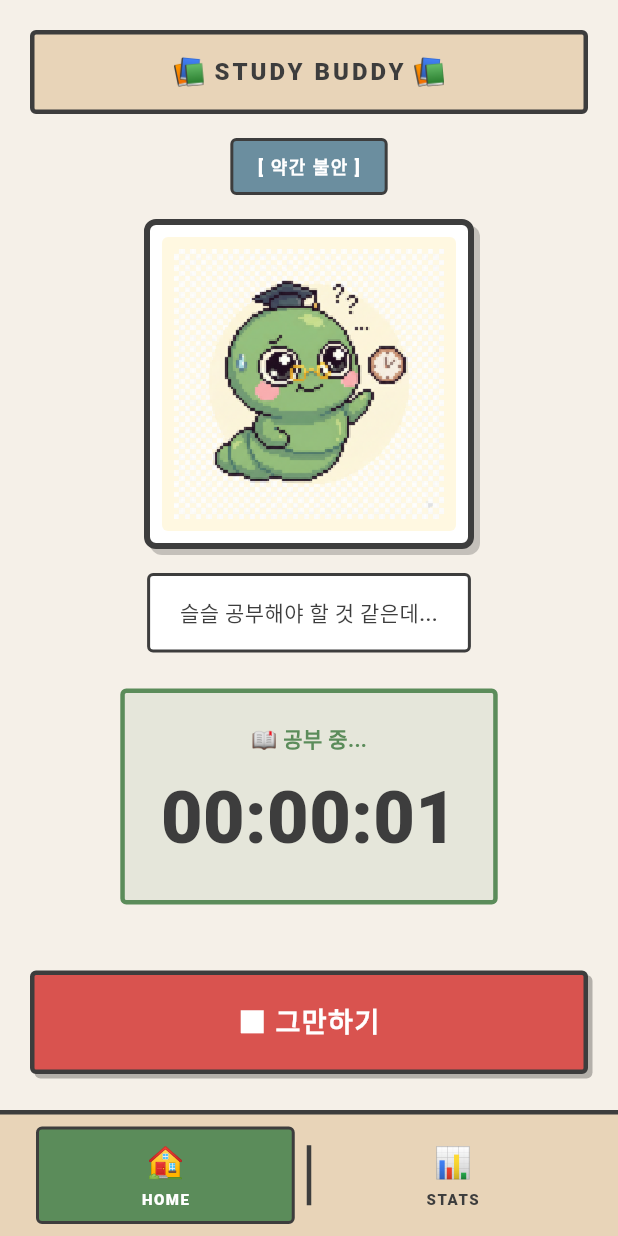
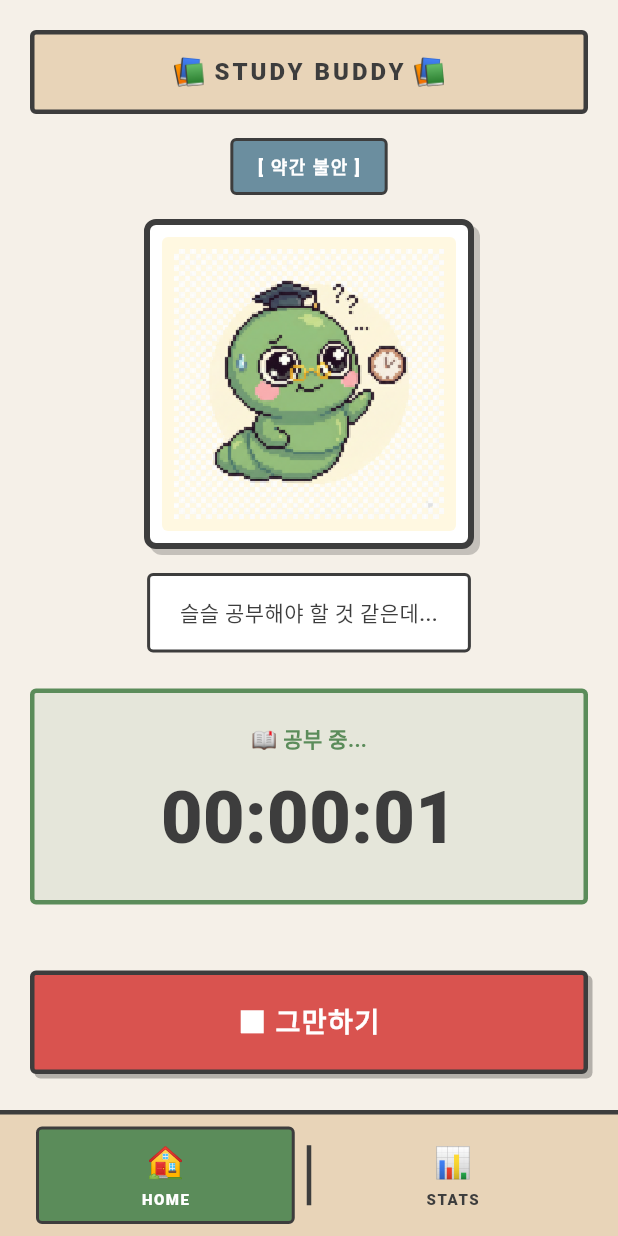
Before and after one commit to minpeter/bulgongsa, a Flutter app: the screen it shows after launch, after a tap on "▶ 공부 시작!", on a phone screen of 412 x 824 dp. Run offline on Flutter 3.47's test engine with Material 3 defaults, Android fonts, the phone set to English and light mode, and no system bars; our stand-ins replace fl_chart, shared_preferences.

Commit message:
Refactor HomeScreen layout for improved UI consistency
- Updated HomeScreen to use Center widgets for better alignment of timer and button components.
- Added maxWidth constraints to containers for improved responsiveness on different screen sizes.
- Enhanced overall layout structure for clarity and maintainability.

```diff
--- a/lib/main.dart
+++ b/lib/main.dart
@@ -355,9 +355,11 @@ class HomeScreen extends StatelessWidget {
       timeStr = '${seconds}s';
     }
 
-    return Container(
+    return Center(
+      child: Container(
         margin: const EdgeInsets.symmetric(horizontal: 20),
         padding: const EdgeInsets.symmetric(horizontal: 24, vertical: 16),
+        constraints: const BoxConstraints(maxWidth: 400),
         decoration: BoxDecoration(
           color: _pixelWarm,
           border: Border.all(color: _pixelBorder, width: 2),
@@ -385,13 +387,17 @@ class HomeScreen extends StatelessWidget {
             ),
           ],
         ),
+      ),
     );
   }
 
   Widget _buildTimerDisplay(StudyProvider provider) {
-    return Container(
+    return Center(
+      child: Container(
         margin: const EdgeInsets.symmetric(horizontal: 20),
         padding: const EdgeInsets.symmetric(horizontal: 24, vertical: 20),
+        constraints: const BoxConstraints(maxWidth: 400),
+        width: double.infinity,
         decoration: BoxDecoration(
           color: _pixelAccent.withOpacity(0.1),
           border: Border.all(color: _pixelAccent, width: 3),
@@ -419,6 +425,7 @@ class HomeScreen extends StatelessWidget {
             ),
           ],
         ),
+      ),
     );
   }
 
@@ -443,11 +450,13 @@ class HomeScreen extends StatelessWidget {
     required String label,
     required Color color,
   }) {
-    return GestureDetector(
+    return Center(
+      child: GestureDetector(
         onTap: onPressed,
         child: Container(
           margin: const EdgeInsets.symmetric(horizontal: 20),
           padding: const EdgeInsets.symmetric(vertical: 18),
+          constraints: const BoxConstraints(maxWidth: 400),
           decoration: BoxDecoration(
             color: color,
             border: Border.all(color: _pixelBorder, width: 3),
@@ -468,6 +477,7 @@ class HomeScreen extends StatelessWidget {
                 fontWeight: FontWeight.w800,
                 color: Colors.white,
                 letterSpacing: 1,
+              ),
             ),
           ),
         ),
```
Lines whose indentation alone changed are shown as unchanged.
